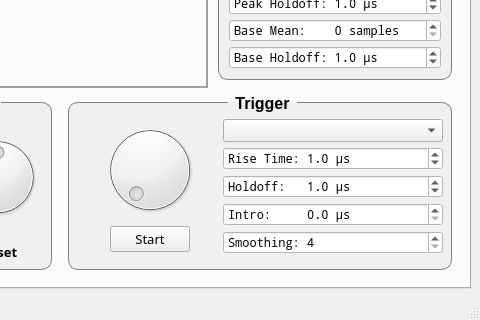
Before: the Qt Designer form design.ui in muchnoi/HPGe-Acquisition, drawn with Qt 5; both pictures show x 605 to 1085 and y 582 to 902 of the 1085 by 902 pixel window.
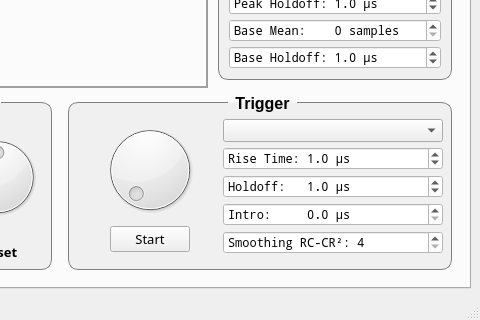
After: the same form once the commit is applied. Custom widgets are drawn as their Qt base class.

The edit to the form file:
```diff
--- a/design.ui
+++ b/design.ui
@@ -1698,7 +1698,7 @@
                     <string/>
                    </property>
                    <property name="prefix">
-                    <string>Smoothing: </string>
+                    <string>Smoothing RC-CR²: </string>
                    </property>
                    <property name="minimum">
                     <number>4</number>
```
